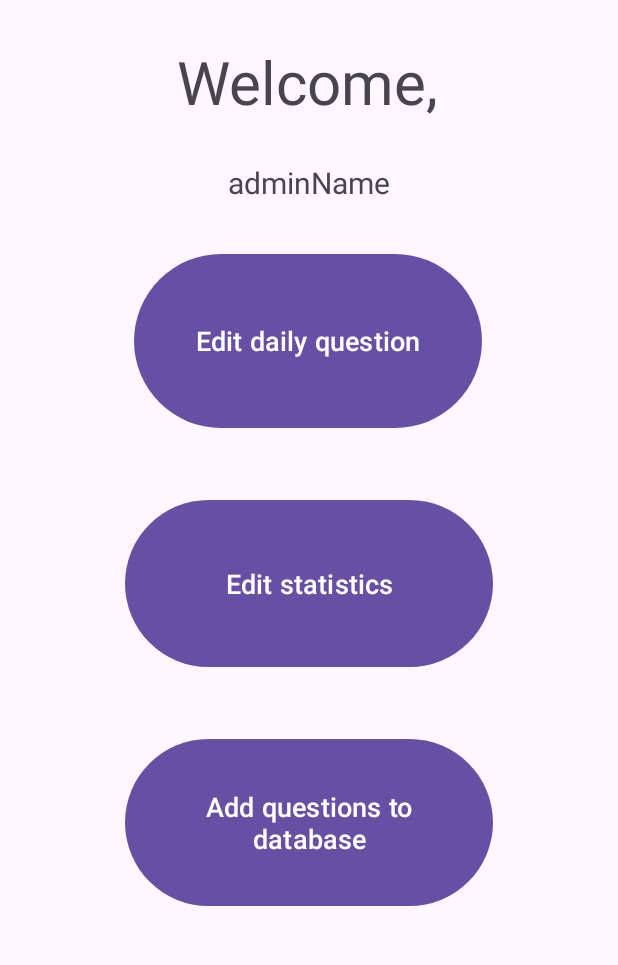
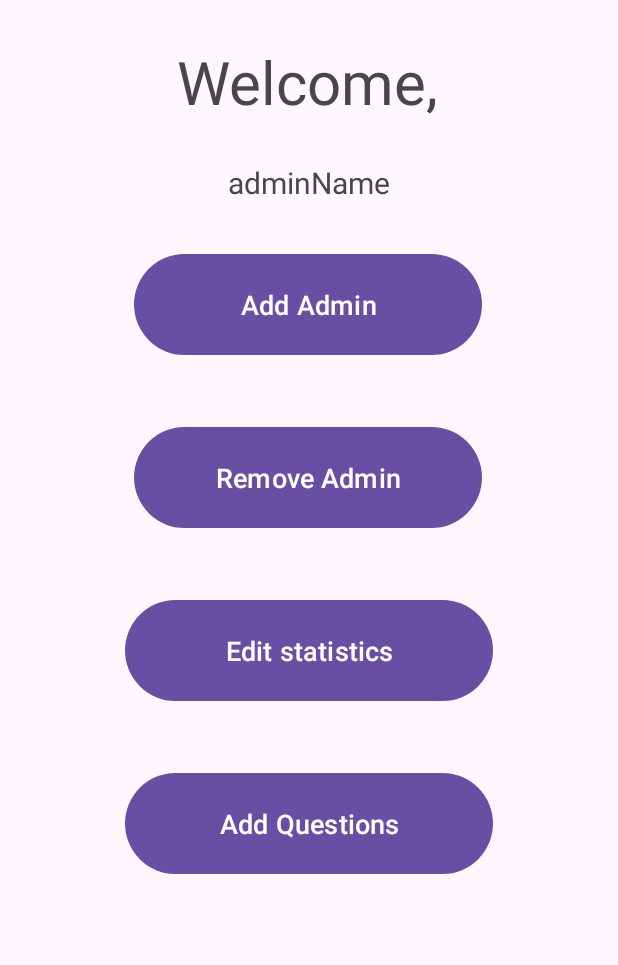
Before and after one commit to jbanducci321/CST338-Project-2-Group-2, an Android app: the AdminLanding screen opened directly, with no data from a screen before it, on a phone screen of 412 x 824 dp, the part 115-1080 px from its top. Run offline under Robolectric (Android 15) with nearby library versions, the phone set to English and light mode, and no system bars; our stand-ins replace Room's generated code.

Commit message:
adjusted some admin landing page info and finished the add/remove admin activity.

```diff
--- a/app/src/main/AndroidManifest.xml
+++ b/app/src/main/AndroidManifest.xml
@@ -13,6 +13,9 @@
         android:roundIcon="@mipmap/ic_launcher_round"
         android:supportsRtl="true"
         android:theme="@style/Theme.LabAndroidDemo">
+        <activity
+            android:name=".AddAdmin"
+            android:exported="false" />
         <activity
             android:name=".AddQuestionsAdminActivity"
             android:exported="false" />
--- a/app/src/main/java/com/example/TriviaBattler/AdminLanding.java
+++ b/app/src/main/java/com/example/TriviaBattler/AdminLanding.java
@@ -12,6 +12,7 @@ import androidx.appcompat.app.AppCompatActivity;
 import androidx.lifecycle.LiveData;
 import com.example.TriviaBattler.database.AppRepository;
 import com.example.TriviaBattler.database.entities.User;
+import com.example.TriviaBattler.databinding.ActivityAdminLandingBinding;
 import com.google.android.material.appbar.MaterialToolbar;
 
 public class AdminLanding extends AppCompatActivity {
@@ -23,12 +24,14 @@ public class AdminLanding extends AppCompatActivity {
 
     private AppRepository repository;
     private User user;
+    private ActivityAdminLandingBinding binding;
 
     @Override
     protected void onCreate(Bundle savedInstanceState) {
         super.onCreate(savedInstanceState);
-        setContentView(R.layout.activity_admin_landing);
 
+        binding= ActivityAdminLandingBinding.inflate(getLayoutInflater());
+        setContentView(binding.getRoot());
         //Menu things
         MaterialToolbar toolbar = findViewById(R.id.toolbar);
         setSupportActionBar(toolbar);
@@ -41,9 +44,26 @@ public class AdminLanding extends AppCompatActivity {
             LiveData<User> userObserver = repository.getUserByUserId(userId);
             userObserver.observe(this, u -> {
                 user = u;
+                binding.adminUser.setText(user.getUsername());
                 if (user != null) invalidateOptionsMenu();
             });
         }
+
+        binding.addAdminButton.setOnClickListener(v -> {
+
+            startActivity(AddAdmin.addAdminIntentFactory(
+                    getApplicationContext(),
+                    loggedInUserId,true
+            ));
+        });
+        binding.removeAdminButton.setOnClickListener(v -> {
+
+            startActivity(AddAdmin.addAdminIntentFactory(
+                    getApplicationContext(),
+                    loggedInUserId,false
+            ));
+        });
+
     }
 
     //Menu Inflater
--- a/app/src/main/java/com/example/TriviaBattler/database/daos/UserDAO.java
+++ b/app/src/main/java/com/example/TriviaBattler/database/daos/UserDAO.java
@@ -9,6 +9,9 @@ import androidx.room.Query;
 
 import com.example.TriviaBattler.database.AppDatabase;
 import com.example.TriviaBattler.database.entities.User;
+
+import java.util.ArrayList;
+import java.util.List;
 
 @Dao
 public interface UserDAO {
@@ -30,11 +33,16 @@ public interface UserDAO {
 
     //Sets a user, by their username, to an admin (allows for demotion as well)
     @Query("UPDATE " + AppDatabase.USER_TABLE + " SET isAdmin = :isAdmin WHERE username = :username")
-    void setAdminByUsername(String username, boolean isAdmin); //TODO: May want to have it return something to verify operation successful
+    Void setAdminByUsername(String username, boolean isAdmin); //TODO: May want to have it return something to verify operation successful
 
 
     //Checks if a username already exists (for account creation logic)
     @Query("SELECT EXISTS(SELECT 1 FROM " + AppDatabase.USER_TABLE + " WHERE username = :username)")
     boolean checkUsername(String username);
 
+    @Query("SELECT * from " + AppDatabase.USER_TABLE)
+    List<User> getAllUsers();
+
+
+
 }
--- a/app/src/main/java/com/example/TriviaBattler/database/entities/User.java
+++ b/app/src/main/java/com/example/TriviaBattler/database/entities/User.java
@@ -55,6 +55,7 @@ public class User {
         return username;
     }
 
+
     public void setUsername(@NonNull String username) {
         this.username = username;
     }
--- a/app/src/main/res/layout/activity_admin_landing.xml
+++ b/app/src/main/res/layout/activity_admin_landing.xml
@@ -18,11 +18,11 @@
         app:layout_constraintEnd_toEndOf="parent"/>
 
     <Button
-        android:id="@+id/daily_Question_Button"
+        android:id="@+id/addAdminButton"
         android:layout_width="232dp"
-        android:layout_height="124dp"
+        android:layout_height="75dp"
         android:layout_marginTop="84dp"
-        android:text="@string/edit_daily_question"
+        android:text="Add Admin"
         android:textSize="18sp"
         app:layout_constraintEnd_toEndOf="parent"
         app:layout_constraintHorizontal_bias="0.497"
@@ -30,22 +30,34 @@
         app:layout_constraintTop_toBottomOf="@+id/welcome" />
 
     <Button
+        android:id="@+id/removeAdminButton"
+        android:layout_width="232dp"
+        android:layout_height="75dp"
+        android:layout_marginTop="40dp"
+        android:text="Remove Admin"
+        android:textSize="18sp"
+        app:layout_constraintEnd_toEndOf="parent"
+        app:layout_constraintHorizontal_bias="0.497"
+        app:layout_constraintStart_toStartOf="parent"
+        app:layout_constraintTop_toBottomOf="@+id/addAdminButton" />
+
+    <Button
         android:id="@+id/edit_Statistics"
         android:layout_width="245dp"
-        android:layout_height="119dp"
+        android:layout_height="75dp"
         android:layout_marginTop="40dp"
         android:text="@string/edit_statistics"
         android:textSize="18sp"
         app:layout_constraintEnd_toEndOf="parent"
         app:layout_constraintStart_toStartOf="parent"
-        app:layout_constraintTop_toBottomOf="@+id/daily_Question_Button" />
+        app:layout_constraintTop_toBottomOf="@+id/removeAdminButton" />
 
     <Button
         android:id="@+id/buttonAddQuestions"
         android:layout_width="245dp"
-        android:layout_height="119dp"
+        android:layout_height="75dp"
         android:layout_marginTop="40dp"
-        android:text="Add questions to database"
+        android:text="Add Questions"
         android:textSize="18sp"
         app:layout_constraintEnd_toEndOf="parent"
         app:layout_constraintStart_toStartOf="parent"
@@ -70,7 +82,7 @@
         android:layout_marginTop="24dp"
         android:text="adminName"
         android:textSize="20sp"
-        app:layout_constraintBottom_toTopOf="@+id/daily_Question_Button"
+        app:layout_constraintBottom_toTopOf="@+id/addAdminButton"
         app:layout_constraintEnd_toEndOf="parent"
         app:layout_constraintStart_toStartOf="parent"
         app:layout_constraintTop_toBottomOf="@+id/welcome"
```
Also changed, not shown: app/src/main/java/com/example/TriviaBattler/AddAdmin.java (added, +172 -0 lines), app/src/main/java/com/example/TriviaBattler/database/AppRepository.java (+17 -0 lines), app/src/main/res/layout/activity_add_admin.xml (added, +66 -0 lines).
